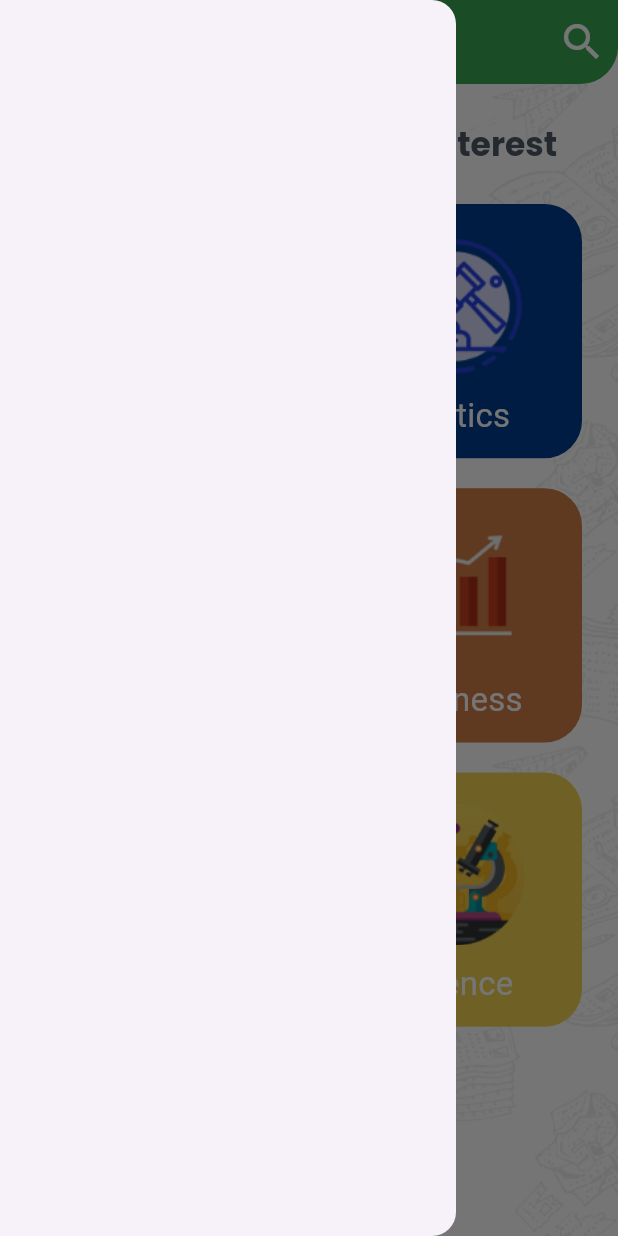
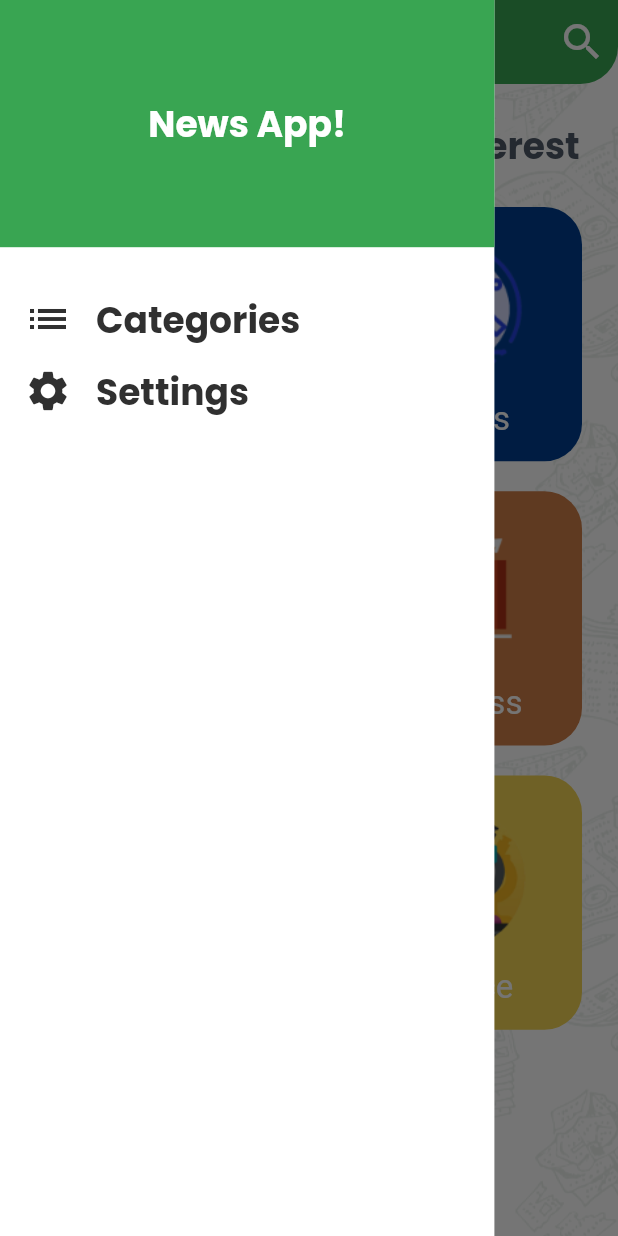
Before and after one commit to YomnaHesham/news_app, a Flutter app: the screen it shows after launch, with the side drawer open, on a phone screen of 412 x 824 dp. Run offline on Flutter 3.47's test engine with Material 3 defaults, Android fonts, the phone set to English and light mode, and no system bars; our stand-ins replace easy_localization, google_fonts; Roboto replaces fonts that are missing (Exo).

Commit message:
implement settings

```diff
--- a/lib/app_theme.dart
+++ b/lib/app_theme.dart
@@ -32,13 +32,18 @@ class AppTheme {
       titleLarge: GoogleFonts.poppins(
         color: navy,
         fontWeight: FontWeight.w700,
-        fontSize: 22,
+        fontSize: 24,
       ),
       titleMedium: GoogleFonts.exo(
         color: white,
         fontWeight: FontWeight.w400,
         fontSize: 22,
       ),
+      titleSmall:  GoogleFonts.inder(
+        color: primary,
+        fontWeight: FontWeight.w700,
+        fontSize: 14,
+      ),
     ),
   );
 }
--- /dev/null
+++ b/lib/screens/drawer.dart
@@ -0,0 +1,93 @@
+import 'package:flutter/material.dart';
+import 'package:news/app_theme.dart';
+
+class HomeDrawer extends StatelessWidget {
+  void Function(DrawerItem) onItemSelection;
+
+  HomeDrawer({required this.onItemSelection, super.key});
+
+  @override
+  Widget build(BuildContext context) {
+    return Container(
+      width: MediaQuery.of(context).size.width * 0.8,
+      color: AppTheme.white,
+      child: Column(
+        children: [
+          Container(
+            color: AppTheme.primary,
+            height: MediaQuery.of(context).size.height * 0.2,
+            width: double.infinity,
+            child: Center(
+              child: Text(
+                "News App!",
+                style: Theme.of(context).textTheme.titleLarge!.copyWith(
+                      color: AppTheme.white,
+                    ),
+              ),
+            ),
+          ),
+          Padding(
+            padding: const EdgeInsets.all(16.0),
+            child: Column(
+              children: [
+                SizedBox(
+                  height: 16,
+                ),
+                InkWell(
+                  onTap: () => onItemSelection(DrawerItem.categories),
+                  child: Row(
+                    children: [
+                      Icon(
+                        Icons.list,
+                        color: AppTheme.black,
+                        size: 32,
+                      ),
+                      SizedBox(
+                        width: 16,
+                      ),
+                      Text(
+                        "Categories",
+                        style: Theme.of(context).textTheme.titleLarge!.copyWith(
+                              color: AppTheme.black,
+                            ),
+                      ),
+                    ],
+                  ),
+                ),
+                SizedBox(
+                  height: 16,
+                ),
+                InkWell(
+                  onTap: () => onItemSelection(DrawerItem.settings),
+                  child: Row(
+                    children: [
+                      Icon(
+                        Icons.settings,
+                        color: AppTheme.black,
+                        size: 32,
+                      ),
+                      SizedBox(
+                        width: 16,
+                      ),
+                      Text(
+                        "Settings",
+                        style: Theme.of(context).textTheme.titleLarge!.copyWith(
+                              color: AppTheme.black,
+                            ),
+                      ),
+                    ],
+                  ),
+                ),
+              ],
+            ),
+          ),
+        ],
+      ),
+    );
+  }
+}
+
+enum DrawerItem {
+  categories,
+  settings;
+}
--- a/lib/screens/home_screen.dart
+++ b/lib/screens/home_screen.dart
@@ -2,7 +2,9 @@ import 'package:flutter/material.dart';
 import 'package:news/apis/api_manager.dart';
 import 'package:news/app_theme.dart';
 import 'package:news/screens/categories/categories_detailes.dart';
+import 'package:news/screens/drawer.dart';
 import 'package:news/screens/news_content.dart';
+import 'package:news/screens/settings/settings.dart';
 import 'package:news/screens/tab_bar.dart';
 
 class HomeScreen extends StatefulWidget {
@@ -17,6 +19,7 @@ class HomeScreen extends StatefulWidget {
 class _HomeScreenState extends State<HomeScreen> {
   int selectedTabIndex = 0;
 
+
   @override
   Widget build(BuildContext context) {
     return Container(
@@ -28,7 +31,9 @@ class _HomeScreenState extends State<HomeScreen> {
         ),
       ),
       child: Scaffold(
-        drawer: Drawer(),
+        drawer: HomeDrawer(
+          onItemSelection: OnDrawerItemSelection,
+        ),
         appBar: AppBar(
           iconTheme: IconThemeData(color: AppTheme.white, size: 32),
           title: const Text(
@@ -45,8 +50,9 @@ class _HomeScreenState extends State<HomeScreen> {
             )
           ],
         ),
-        body:
-          CategoriesDetailes(),
+        body: selectedDrawerItem == DrawerItem.categories
+            ? CategoriesDetailes()
+            : const Settings(),
         // Column(
         //   children: [
         //     TabBarWidget(),
@@ -59,4 +65,12 @@ class _HomeScreenState extends State<HomeScreen> {
       ),
     );
   }
+
+  DrawerItem selectedDrawerItem = DrawerItem.categories;
+
+  void OnDrawerItemSelection(DrawerItem drawerItemSelect) {
+    selectedDrawerItem = drawerItemSelect;
+    setState(() {});
+    Navigator.of(context).pop();
+  }
 }
```
Also changed, not shown: lib/screens/settings.dart (deleted, +0 -10 lines), lib/screens/settings/language_bottom_sheet.dart (added, +66 -0 lines), lib/screens/settings/settings.dart (added, +64 -0 lines).
